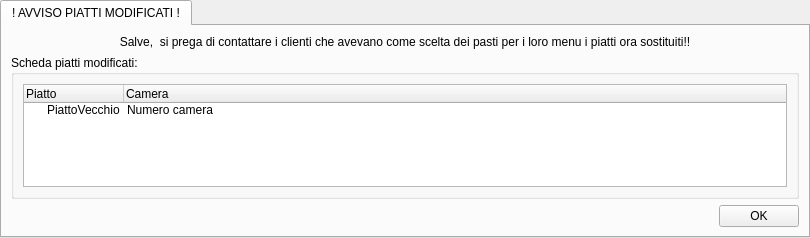
Before: the Qt Designer form ui/Titolare/GestioneCucina/AvvisoPiattiModificati.ui in mdoraz/Hotel, drawn with Qt 5.
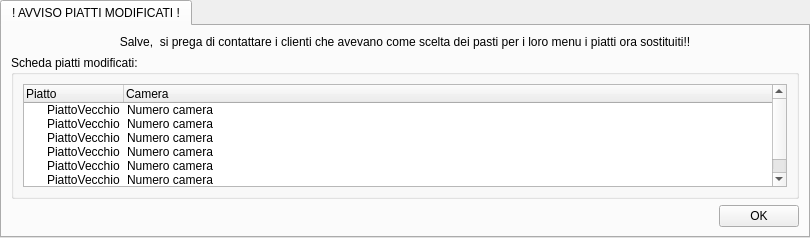
After: the same form once the commit is applied.

Commit message: modifiche allle HomeCameriere/HomeTitolare/HomeReceptionist delle interfacce + modifiche AvvisoPiattiModificati.ui + inserita e collegata tutta la gestione Cucina del titolare all'Interfaccia HomeTitolare

What changed in the file:
```diff
--- a/ui/Titolare/GestioneCucina/AvvisoPiattiModificati.ui
+++ b/ui/Titolare/GestioneCucina/AvvisoPiattiModificati.ui
@@ -67,6 +67,46 @@
            <set>ItemIsDragEnabled|ItemIsDropEnabled|ItemIsUserCheckable|ItemIsEnabled</set>
           </property>
          </item>
+         <item>
+          <property name="text">
+           <string>PiattoVecchio</string>
+          </property>
+          <property name="text">
+           <string>Numero camera</string>
+          </property>
+         </item>
+         <item>
+          <property name="text">
+           <string>PiattoVecchio</string>
+          </property>
+          <property name="text">
+           <string>Numero camera</string>
+          </property>
+         </item>
+         <item>
+          <property name="text">
+           <string>PiattoVecchio</string>
+          </property>
+          <property name="text">
+           <string>Numero camera</string>
+          </property>
+         </item>
+         <item>
+          <property name="text">
+           <string>PiattoVecchio</string>
+          </property>
+          <property name="text">
+           <string>Numero camera</string>
+          </property>
+         </item>
+         <item>
+          <property name="text">
+           <string>PiattoVecchio</string>
+          </property>
+          <property name="text">
+           <string>Numero camera</string>
+          </property>
+         </item>
         </widget>
        </item>
       </layout>
```
The commit also changes 10 other files.
